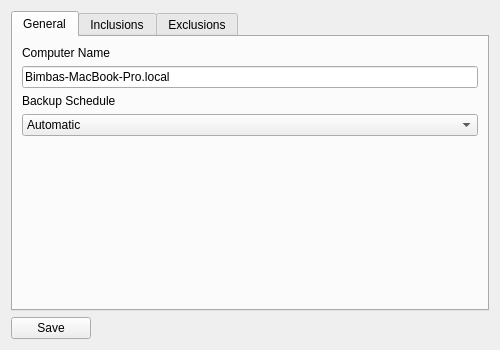
First picture: the form in client/src/blobbackup/ui/settingsdialog.ui, repository Blobbackup/Blobbackup, before the edit.
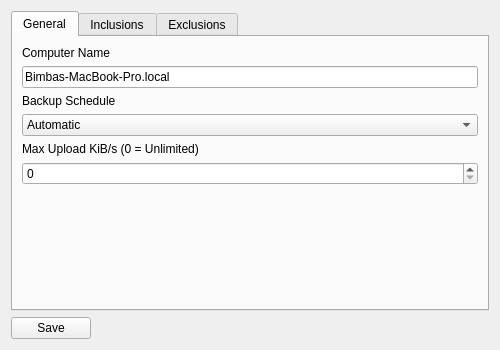
Second picture: the form after the edit.

Commit message: Add max upload kib/s to settings

```diff
--- a/client/src/blobbackup/ui/settingsdialog.ui
+++ b/client/src/blobbackup/ui/settingsdialog.ui
@@ -65,6 +65,20 @@
          </item>
         </widget>
        </item>
+       <item>
+        <widget class="QLabel" name="label_3">
+         <property name="text">
+          <string>Max Upload KiB/s (0 = Unlimited)</string>
+         </property>
+        </widget>
+       </item>
+       <item>
+        <widget class="QSpinBox" name="max_upload_kibs_spin_box">
+         <property name="maximum">
+          <number>2147483647</number>
+         </property>
+        </widget>
+       </item>
        <item>
         <spacer name="verticalSpacer">
          <property name="orientation">
```
The commit also changes 5 other files.
